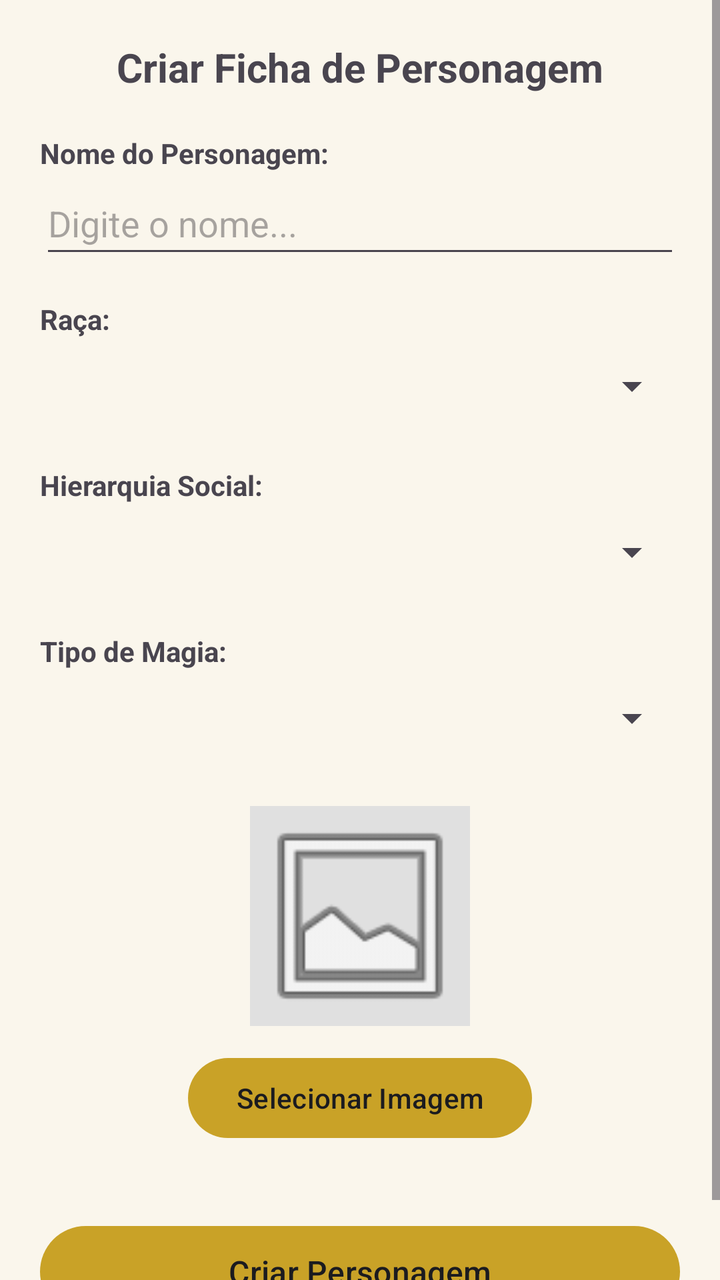
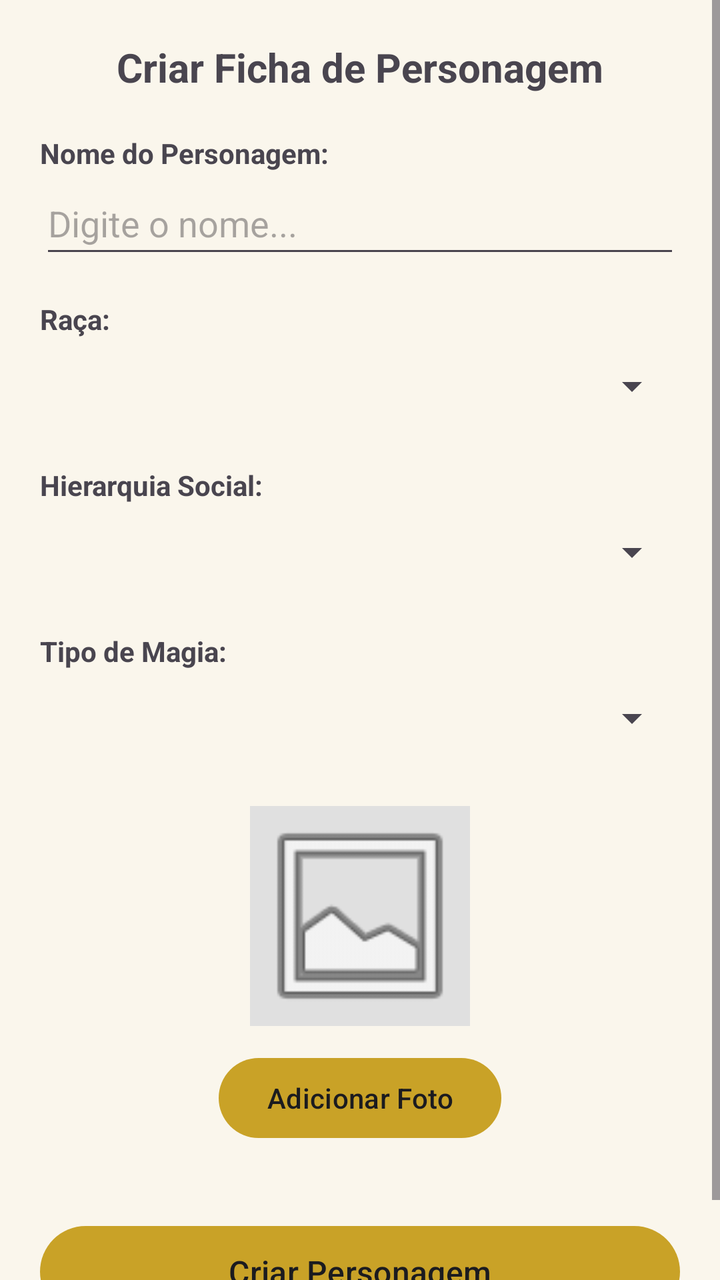

Compare the two renders of this Android layout. The source of the first and the diff that turns it into the second are given below.
<!-- AndroidManifest.xml: application theme Theme.CloverGrimoire -->
<!-- res/layout/activity_create_character.xml -->
<?xml version="1.0" encoding="utf-8"?>
<ScrollView xmlns:android="http://schemas.android.com/apk/res/android"
    android:id="@+id/scroll_create_character"
    android:layout_width="match_parent"
    android:layout_height="match_parent"
    android:fillViewport="true">

    <LinearLayout
        android:layout_width="match_parent"
        android:layout_height="wrap_content"
        android:orientation="vertical"
        android:padding="20dp">

        <TextView
            android:id="@+id/tv_title_create"
            android:layout_width="wrap_content"
            android:layout_height="wrap_content"
            android:layout_gravity="center_horizontal"
            android:layout_marginBottom="20dp"
            android:text="Criar Ficha de Personagem"
            android:textSize="20sp"
            android:textStyle="bold" />

        
        <TextView
            android:layout_width="wrap_content"
            android:layout_height="wrap_content"
            android:text="Nome do Personagem:"
            android:textStyle="bold" />

        <EditText
            android:id="@+id/et_character_name"
            android:layout_width="match_parent"
            android:layout_height="wrap_content"
            android:layout_marginBottom="16dp"
            android:hint="Digite o nome..."
            android:inputType="textPersonName"
            android:minHeight="48dp" />

        
        <TextView
            android:layout_width="wrap_content"
            android:layout_height="wrap_content"
            android:text="Raça:"
            android:textStyle="bold" />

        <Spinner
            android:id="@+id/sp_race"
            android:layout_width="match_parent"
            android:layout_height="wrap_content"
            android:layout_marginBottom="16dp"
            android:minHeight="48dp" />

        
        <TextView
            android:layout_width="wrap_content"
            android:layout_height="wrap_content"
            android:text="Hierarquia Social:"
            android:textStyle="bold" />

        <Spinner
            android:id="@+id/sp_hierarchy"
            android:layout_width="match_parent"
            android:layout_height="wrap_content"
            android:layout_marginBottom="16dp"
            android:minHeight="48dp" />

        
        <TextView
            android:layout_width="wrap_content"
            android:layout_height="wrap_content"
            android:text="Tipo de Magia:"
            android:textStyle="bold" />

        <Spinner
            android:id="@+id/sp_magic"
            android:layout_width="match_parent"
            android:layout_height="wrap_content"
            android:layout_marginBottom="20dp"
            android:minHeight="48dp" />

        
        <LinearLayout
            android:layout_width="match_parent"
            android:layout_height="wrap_content"
            android:gravity="center"
            android:orientation="vertical"
            android:layout_marginBottom="24dp">

            <ImageView
                android:id="@+id/iv_avatar_preview"
                android:layout_width="110dp"
                android:layout_height="110dp"
                android:layout_marginBottom="12dp"
                android:background="#E0E0E0"
                android:scaleType="centerCrop"
                android:src="@android:drawable/ic_menu_gallery" />

            <Button
                android:id="@+id/btn_select_image"
                android:layout_width="wrap_content"
                android:layout_height="wrap_content"
                android:text="Selecionar Imagem" />
        </LinearLayout>

        
        <Button
            android:id="@+id/btn_save_character"
            android:layout_width="match_parent"
            android:layout_height="wrap_content"
            android:layout_marginTop="12dp"
            android:paddingTop="12dp"
            android:paddingBottom="12dp"
            android:text="Criar Personagem"
            android:textSize="16sp" />

    </LinearLayout>
</ScrollView>
<!-- resources referenced by this layout -->
<resources>
  <style name="Theme.CloverGrimoire" parent="Theme.Material3.DayNight.NoActionBar">
  
          
          <item name="colorPrimary">@color/diurno_primary_color</item>
          <item name="colorPrimaryVariant">@color/diurno_primary_variant_color</item>
          <item name="colorOnPrimary">@color/diurno_on_primary_color</item>
  
          
          <item name="colorSecondary">@color/diurno_secondary_color</item>
          <item name="colorSecondaryVariant">@color/diurno_secondary_variant_color</item>
          <item name="colorOnSecondary">@color/diurno_on_secondary_color</item>
  
          
          <item name="android:colorBackground">@color/diurno_background_color</item>
          <item name="colorOnBackground">@color/diurno_on_background_color</item>
          <item name="colorSurface">@color/diurno_surface_color</item>
          <item name="colorOnSurface">@color/diurno_on_surface_color</item>
  
          
          <item name="colorError">@color/diurno_error_color</item>
          <item name="colorOnError">@color/diurno_on_error_color</item>
  
          
          <item name="android:statusBarColor">@color/diurno_status_bar_color</item>
          <item name="android:windowLightStatusBar">false</item> 
  
          
          <item name="colorSurfaceElevated">@color/diurno_surface_elevated_color</item>
          <item name="colorDivider">@color/diurno_divider_color</item>
          <item name="colorOutlineCustom">@color/diurno_outline_color</item>
          <item name="colorSuccess">@color/diurno_success_color</item>
          <item name="colorWarning">@color/diurno_warning_color</item>
  
      </style>
  <color name="diurno_primary_color">@color/diurno_gold_500</color>
  <color name="diurno_primary_variant_color">@color/diurno_gold_700</color>
  <color name="diurno_on_primary_color">@color/diurno_ink_900</color>
  <color name="diurno_secondary_color">@color/diurno_blue_500</color>
  <color name="diurno_secondary_variant_color">@color/diurno_blue_700</color>
  <color name="diurno_on_secondary_color">@color/diurno_white</color>
  <color name="diurno_background_color">@color/diurno_parchment</color>
  <color name="diurno_on_background_color">@color/diurno_ink_900</color>
  <color name="diurno_surface_color">@color/diurno_white</color>
  <color name="diurno_on_surface_color">@color/diurno_ink_900</color>
  <color name="diurno_error_color">@color/diurno_error</color>
  <color name="diurno_on_error_color">@color/diurno_white</color>
  <color name="diurno_status_bar_color">@color/diurno_blue_700</color>
  <color name="diurno_surface_elevated_color">@color/diurno_parchment_elevated</color>
  <color name="diurno_divider_color">@color/diurno_ink_100</color>
  <color name="diurno_outline_color">@color/diurno_gold_300</color>
  <color name="diurno_success_color">@color/diurno_success</color>
  <color name="diurno_warning_color">@color/diurno_warning</color>
  <color name="diurno_gold_500">#C9A227</color>
  <color name="diurno_gold_700">#9C7A16</color>
  <color name="diurno_ink_900">#1B1B1F</color>
  <color name="diurno_blue_500">#1D3F72</color>
  <color name="diurno_blue_700">#142B4E</color>
  <color name="diurno_white">#FFFFFF</color>
  <color name="diurno_parchment">#FAF6EC</color>
  <color name="diurno_error">#B3261E</color>
  <color name="diurno_parchment_elevated">#FFFDF6</color>
  <color name="diurno_ink_100">#E7E2D5</color>
  <color name="diurno_gold_300">#E3C77A</color>
  <color name="diurno_success">#3C7A4B</color>
  <color name="diurno_warning">#B8860B</color>
</resources>

<!-- the commit's change to res/layout/activity_create_character.xml (unified diff, before → after) -->
@@ -1,5 +1,6 @@
 <?xml version="1.0" encoding="utf-8"?>
-<ScrollView xmlns:android="http://schemas.android.com/apk/res/android"
+<ScrollView
+    xmlns:android="http://schemas.android.com/apk/res/android"
     android:id="@+id/scroll_create_character"
     android:layout_width="match_parent"
     android:layout_height="match_parent"
@@ -83,9 +84,9 @@
         <LinearLayout
             android:layout_width="match_parent"
             android:layout_height="wrap_content"
+            android:layout_marginBottom="24dp"
             android:gravity="center"
-            android:orientation="vertical"
-            android:layout_marginBottom="24dp">
+            android:orientation="vertical">
 
             <ImageView
                 android:id="@+id/iv_avatar_preview"
@@ -93,6 +94,7 @@
                 android:layout_height="110dp"
                 android:layout_marginBottom="12dp"
                 android:background="#E0E0E0"
+                android:contentDescription="Foto do personagem"
                 android:scaleType="centerCrop"
                 android:src="@android:drawable/ic_menu_gallery" />
 
@@ -100,7 +102,8 @@
                 android:id="@+id/btn_select_image"
                 android:layout_width="wrap_content"
                 android:layout_height="wrap_content"
-                android:text="Selecionar Imagem" />
+                android:text="Adicionar Foto" />
+
         </LinearLayout>
 
         
@@ -115,4 +118,5 @@
             android:textSize="16sp" />
 
     </LinearLayout>
+
 </ScrollView>
